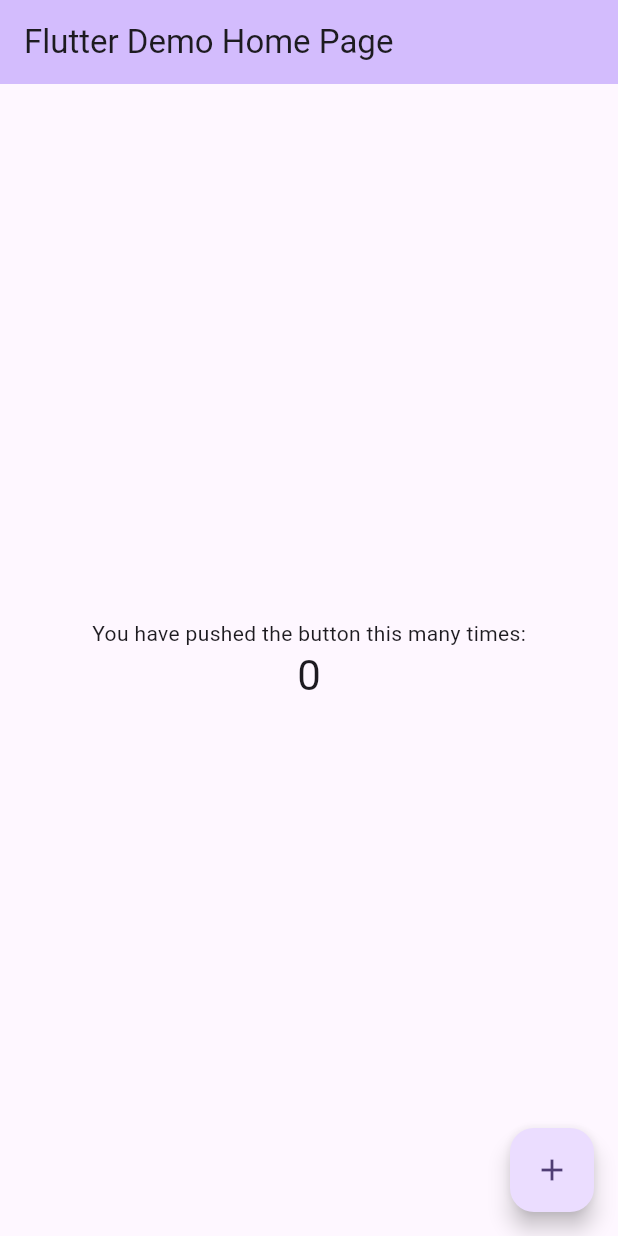
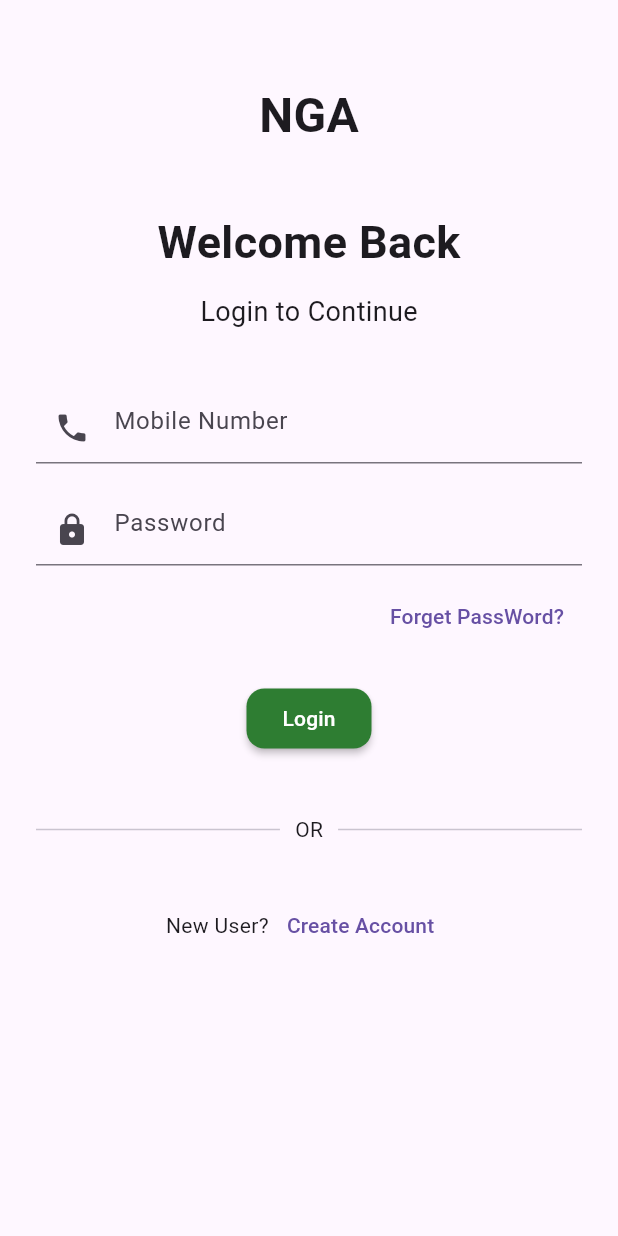
Before and after one commit to Aman-ET/NGA, a Flutter app: the screen it shows after launch, on a phone screen of 412 x 824 dp. Run offline on Flutter 3.47's test engine with Material 3 defaults, Android fonts, the light colour scheme and no system bars.

Commit message:
Add login Screen and reusable UI Components

```diff
--- a/lib/main.dart
+++ b/lib/main.dart
@@ -1,4 +1,6 @@
 import 'package:flutter/material.dart';
+import 'package:nga/view/screens/auth/loginscreen.dart';
+
 
 void main() {
   runApp(const MyApp());
@@ -7,116 +9,11 @@ void main() {
 class MyApp extends StatelessWidget {
   const MyApp({super.key});
 
-  // This widget is the root of your application.
+
   @override
   Widget build(BuildContext context) {
     return MaterialApp(
-      title: 'Flutter Demo',
-      theme: ThemeData(
-        // This is the theme of your application.
-        //
-        // TRY THIS: Try running your application with "flutter run". You'll see
-        // the application has a purple toolbar. Then, without quitting the app,
-        // try changing the seedColor in the colorScheme below to Colors.green
-        // and then invoke "hot reload" (save your changes or press the "hot
-        // reload" button in a Flutter-supported IDE, or press "r" if you used
-        // the command line to start the app).
-        //
-        // Notice that the counter didn't reset back to zero; the application
-        // state is not lost during the reload. To reset the state, use hot
-        // restart instead.
-        //
-        // This works for code too, not just values: Most code changes can be
-        // tested with just a hot reload.
-        colorScheme: .fromSeed(seedColor: Colors.deepPurple),
-      ),
-      home: const MyHomePage(title: 'Flutter Demo Home Page'),
+      home: const LoginScreen(),
     );
   }
 }
-
-class MyHomePage extends StatefulWidget {
-  const MyHomePage({super.key, required this.title});
-
-  // This widget is the home page of your application. It is stateful, meaning
-  // that it has a State object (defined below) that contains fields that affect
-  // how it looks.
-
-  // This class is the configuration for the state. It holds the values (in this
-  // case the title) provided by the parent (in this case the App widget) and
-  // used by the build method of the State. Fields in a Widget subclass are
-  // always marked "final".
-
-  final String title;
-
-  @override
-  State<MyHomePage> createState() => _MyHomePageState();
-}
-
-class _MyHomePageState extends State<MyHomePage> {
-  int _counter = 0;
-
-  void _incrementCounter() {
-    setState(() {
-      // This call to setState tells the Flutter framework that something has
-      // changed in this State, which causes it to rerun the build method below
-      // so that the display can reflect the updated values. If we changed
-      // _counter without calling setState(), then the build method would not be
-      // called again, and so nothing would appear to happen.
-      _counter++;
-    });
-  }
-
-  @override
-  Widget build(BuildContext context) {
-    // This method is rerun every time setState is called, for instance as done
-    // by the _incrementCounter method above.
-    //
-    // The Flutter framework has been optimized to make rerunning build methods
-    // fast, so that you can just rebuild anything that needs updating rather
-    // than having to individually change instances of widgets.
-    return Scaffold(
-      appBar: AppBar(
-        // TRY THIS: Try changing the color here to a specific color (to
-        // Colors.amber, perhaps?) and trigger a hot reload to see the AppBar
-        // change color while the other colors stay the same.
-        backgroundColor: Theme.of(context).colorScheme.inversePrimary,
-        // Here we take the value from the MyHomePage object that was created by
-        // the App.build method, and use it to set our appbar title.
-        title: Text(widget.title),
-      ),
-      body: Center(
-        // Center is a layout widget. It takes a single child and positions it
-        // in the middle of the parent.
-        child: Column(
-          // Column is also a layout widget. It takes a list of children and
-          // arranges them vertically. By default, it sizes itself to fit its
-          // children horizontally, and tries to be as tall as its parent.
-          //
-          // Column has various properties to control how it sizes itself and
-          // how it positions its children. Here we use mainAxisAlignment to
-          // center the children vertically; the main axis here is the vertical
-          // axis because Columns are vertical (the cross axis would be
-          // horizontal).
-          //
-          // TRY THIS: Invoke "debug painting" (choose the "Toggle Debug Paint"
-          // action in the IDE, or press "p" in the console), to see the
-          // wireframe for each widget.
-          mainAxisAlignment: .center,
-          children: [
-            const Text('You have pushed the button this many times:'),
-            Text(
-              '$_counter',
-              style: Theme.of(context).textTheme.headlineMedium,
-            ),
-          ],
-        ),
-      ),
-      floatingActionButton: FloatingActionButton(
-        onPressed: _incrementCounter,
-        tooltip: 'Increment',
-        child: const Icon(Icons.add),
-      ),
-    );
-  }
-}
--- /dev/null
+++ b/lib/view/screens/auth/loginscreen.dart
@@ -0,0 +1,217 @@
+import 'package:flutter/material.dart';
+import 'package:nga/view/theme/appcolors.dart';
+import 'package:nga/view/widgets/custombutton.dart';
+import 'package:nga/view/widgets/customtextfield.dart';
+
+
+
+class LoginScreen extends StatefulWidget{
+  const LoginScreen({super.key});
+
+  @override
+  State<LoginScreen> createState() =>
+      _LoginScreenState();
+}
+
+class _LoginScreenState
+  extends State<LoginScreen>{
+
+  //State variables
+
+  final GlobalKey<FormState> formKey =
+      GlobalKey<FormState>();
+
+  final TextEditingController mobileController =
+      TextEditingController();
+
+  final TextEditingController passwordController =
+      TextEditingController();
+
+  bool isLoading = false;
+
+  @override
+  void dispose(){
+    mobileController.dispose();
+    passwordController.dispose();
+    super.dispose();
+  }
+
+  Future<void> login() async{
+    if(!formKey.currentState!.validate()){
+      return;
+    }
+
+    setState(() {
+      isLoading = true;
+    });
+
+    try{
+      // API call
+
+    } catch(e){
+      // Handle API
+      debugPrint('Login Error: $e',);
+    }finally{
+      setState(() {
+        isLoading =false;
+      });
+    }
+  }
+
+  @override
+  Widget build(BuildContext context){
+    return Scaffold(
+      body: SafeArea(
+        child: SingleChildScrollView(
+          child: Padding(
+            padding: const EdgeInsets.all(24),
+            child: Form(
+              key: formKey,
+              child:  Column(
+                children: [
+                  const SizedBox(height: 30),
+                  //Logo
+
+                  const Text(
+                    'NGA',
+                    style: TextStyle(
+                      fontSize: 32,
+                      fontWeight: FontWeight.bold,
+                    ),
+                  ),
+
+                  const SizedBox(height: 40,),
+
+                  const Text(
+                    'Welcome Back',
+                    style: TextStyle(
+                      fontSize: 30,
+                      fontWeight: FontWeight.bold,
+                    ),
+                  ),
+
+                  const SizedBox(height: 12,),
+
+                  const Text(
+                    'Login to Continue',
+                    style: TextStyle(
+                      fontSize: 18,
+                    ),
+                  ),
+
+                  const SizedBox(height: 40,),
+
+                  //mobile Number
+
+                  CustomTextField(
+                    controller: mobileController,
+                    hintText: 'Mobile Number',
+                    prefixIcon: Icons.phone,
+                    keyboardType: TextInputType.phone,
+
+                    validator:
+                    (value){
+
+                      if(value == null || value.isEmpty){
+                        return 'Enter mobile number';
+                      }
+
+                      if(value.length !=10){
+                        return 'Enter valid mobile number';
+                      }
+
+                      return null;
+                    },
+                  ),
+
+                  const SizedBox(height: 20,),
+
+                  //Password
+
+                  CustomTextField(
+                    controller: passwordController,
+                    hintText: 'Password',
+                    obscureText: true,
+                    prefixIcon: Icons.lock,
+
+                    validator:(value){
+                      if(value == null || value.isEmpty){
+                        return 'Enter password';
+                      }
+                      return null;
+                    },
+                  ),
+
+                  const SizedBox(height: 10,),
+
+                  Align(
+                    alignment: Alignment.centerRight,
+
+                    child: TextButton(
+                        onPressed: () {},
+                        child: const Text('Forget PassWord?',
+                        ),
+                    ),
+                  ),
+
+                  const SizedBox(height: 20,),
+
+                  CustomButton(
+                      text: 'Login',
+                      onPressed: login,
+                      backgroundColor: AppColors.primary,
+                      textColor: AppColors.white,
+                      borderWidth: 1,
+                      borderRadius: 12,
+                      elevation: 2,
+                      isLoading: isLoading,
+
+                  ),
+
+                  const SizedBox(height: 40,),
+
+                  Row(
+                    children: [
+                      const Expanded(
+                          child: Divider(),
+                      ),
+
+                      Padding(
+                        padding:
+                            const EdgeInsets.symmetric(
+                              horizontal: 10,
+                            ),
+                        child: const Text(
+                          'OR',
+                        ),
+                      ),
+                      const Expanded(
+                        child: Divider(),
+                      )
+                    ],
+                  ),
+
+                  const SizedBox(height: 30,),
+
+                  Row(
+                    mainAxisAlignment: MainAxisAlignment.center,
+                    children: [
+                      const Text('New User?',),
+                      TextButton(onPressed: (){},
+                          child: const Text(
+                            'Create Account',
+                          ),
+                      ),
+                    ],
+                  )
+
+
+                ],
+              ),
+            ),
+          ),
+        ),
+      ),
+    );
+  }
+}
--- /dev/null
+++ b/lib/view/theme/appcolors.dart
@@ -0,0 +1,66 @@
+import 'package:flutter/material.dart';
+
+class AppColors {
+  AppColors._();
+
+  //Brand Colors
+  static const Color primary =
+      Color(0xFF2E7D32);
+
+  static const Color secondary =
+      Color(0xFFFF9800);
+
+  static const Color tertiary =
+      Color(0xFF1976D2);
+
+
+  //Background
+
+  static const Color background =
+      Color(0xFFF5F5F5);
+
+  static const Color cardBackground =
+      Colors.white;
+
+  // Text
+
+  static const Color textPrimary =
+      Color(0xFF212121);
+
+  static const  Color textSecondary =
+      Color(0xFF757575);
+
+  static const Color hintText =
+      Color(0xFF9E9E9E);
+
+  // Border
+  static const Color border =
+      Color(0xFFE0E0E0);
+
+  static const Color focusedBorder =
+      primary;
+
+  //Status
+  static const Color success =
+      Color(0xFF4CAF50);
+
+  static const Color error =
+      Color(0xFFF44336);
+
+  static const Color warning =
+      Color(0xFFFFC107);
+
+  static const Color info =
+      Color(0xFF2196F3);
+
+  //Common
+  static const Color white =
+      Colors.white;
+
+  static const Color black =
+      Colors.black;
+
+  static const Color transparent =
+      Colors.transparent;
+
+}
--- a/lib/view/widgets/customtextfield.dart
+++ b/lib/view/widgets/customtextfield.dart
@@ -15,7 +15,7 @@ class CustomTextField extends StatelessWidget {
   final TextInputType keyboardType;
   final TextInputAction? textInputAction;
   final int? maxLength;
-  final int? maxLines;
+  final int maxLines;
 
   // Validation
   final String? Function(String?)? validator;
@@ -52,7 +52,7 @@ class CustomTextField extends StatelessWidget {
     this.textInputAction,
 
     this.maxLength,
-    this.maxLines,
+    this.maxLines=1,
 
     this.validator,
 
@@ -85,7 +85,9 @@ class CustomTextField extends StatelessWidget {
       textInputAction: textInputAction,
 
       maxLength: maxLength,
-      maxLines: maxLines,
+      maxLines: obscureText
+        ? 1
+        : maxLines,
 
       validator: validator,
 
```
